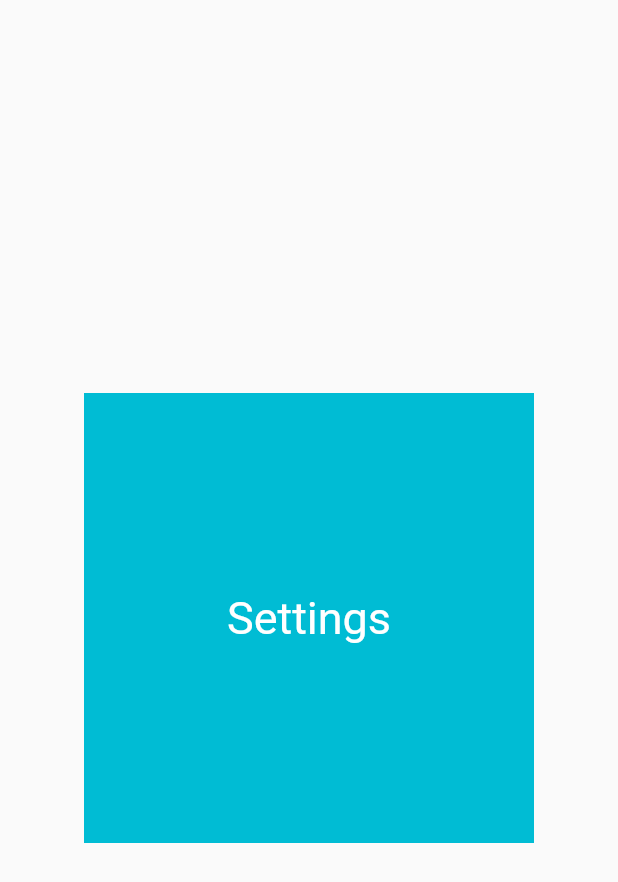
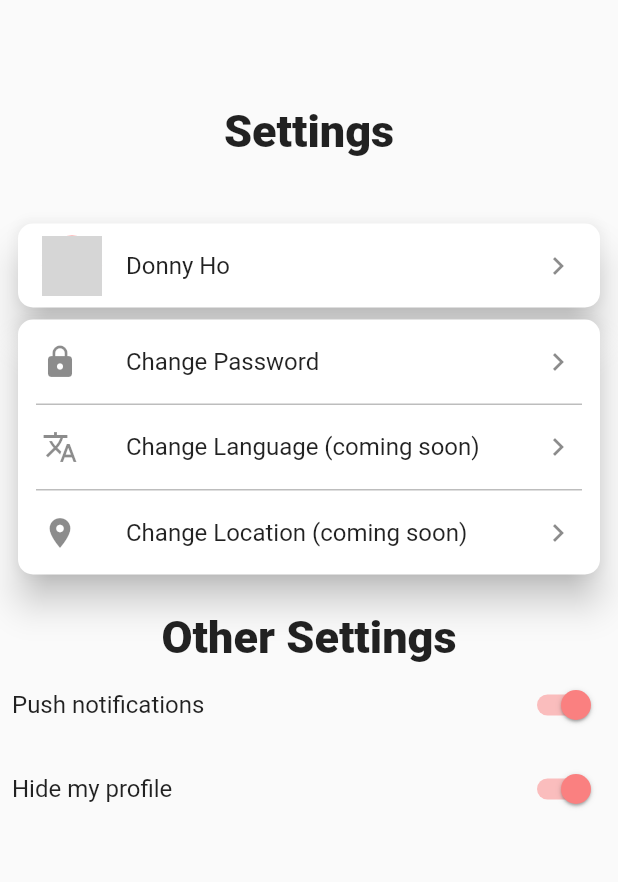
Before and after one commit to floyergilmour/dating_app, a Flutter app: the Setting screen opened directly, on a phone screen of 412 x 824 dp. Shown: the top 882 px of the screen. Run offline on Flutter 3.47's test engine with Material 2 defaults, Android fonts, the phone set to English and light mode, and no system bars; our stand-ins replace cloud_firestore, email_validator, firebase_auth; accounts and stored records are empty; grey boxes are pictures that could not be loaded.

Commit message:
added settings page

```diff
--- a/lib/User/userState.dart
+++ b/lib/User/userState.dart
@@ -8,8 +8,6 @@ class UserState with ChangeNotifier {
   UserStatus get status => _status;
 
   set setStatus(UserStatus s) {
-    if(s == UserStatus.UnAuthenticated){
-    }
     _status = s;
     notifyListeners();
   }
--- a/lib/components/bottomNavigationBarProvider.dart
+++ b/lib/components/bottomNavigationBarProvider.dart
@@ -2,7 +2,7 @@ import 'package:flutter/material.dart';
 import 'package:flutter/foundation.dart';
 
 class BottomNavigationBarProvider with ChangeNotifier {
-  int _currentIndex = 0;
+  int _currentIndex = 1;
 
   get currentIndex => _currentIndex;
 
--- a/lib/main.dart
+++ b/lib/main.dart
@@ -3,30 +3,28 @@ import 'package:school_app/User/userState.dart';
 import 'package:school_app/pages/loginScreen.dart';
 import 'package:provider/provider.dart';
 import 'package:school_app/pages/splash.dart';
-import 'package:school_app/start_page.dart';
+import 'package:school_app/pages/start_page.dart';
 import 'package:school_app/components/bottomNavigationBarProvider.dart';
 import 'package:school_app/User/auth.dart';
 import 'package:school_app/components/formState.dart';
 import 'User/user.dart';
+import 'package:school_app/themeColor/themeColor.dart';
 
 void main() {
   runApp(SchoolApp());
 }
 
 class SchoolApp extends StatelessWidget {
-  //final UserStatus userState = UserStatus.Unauthenticated;
-  //FirebaseUser firebaseUser;
 
   @override
   Widget build(BuildContext context) {
     return
       MaterialApp(
           title: 'Flutter Demop',
-          theme: ThemeData(primarySwatch: Colors.amber),
+          theme: ThemeData(primarySwatch: MaterialColor(0xFFFA8080, color)),
           home: MultiProvider(
             providers: [
-              ChangeNotifierProvider(
-                  create: (_) => BottomNavigationBarProvider()),
+              ChangeNotifierProvider(create: (_) => BottomNavigationBarProvider()),
               ChangeNotifierProvider(create: (_) => Auth()),
               ChangeNotifierProvider(create: (_) => UserState()),
               ChangeNotifierProvider(create: (_) => User()),
--- a/lib/pages/profile.dart
+++ b/lib/pages/profile.dart
@@ -3,16 +3,8 @@ import 'package:flutter/material.dart';
 import 'dart:math';
 import 'package:school_app/extensions/extensions.dart';
 import 'package:school_app/components/profileBox.dart';
+
 class Profile extends StatelessWidget {
-  Color _randomColor(int index) {
-    if (index % 3 == 0) {
-      return Colors.pink;
-    } else if (index % 3 == 1) {
-      return Colors.blueAccent;
-    }
-
-    return Colors.amber;
-  }
 
   @override
   Widget build(BuildContext context) {
--- a/lib/pages/setting.dart
+++ b/lib/pages/setting.dart
@@ -3,21 +3,98 @@ import 'package:school_app/User/userState.dart';
 import 'package:provider/provider.dart';
 
 class Setting extends StatelessWidget {
+  bool _isSelectedPushNotification = true;
+  bool _isSelectedHideMyProfile = true;
+
   @override
   Widget build(BuildContext context) {
-    UserState user = Provider.of<UserState>(context, listen: true);
     return Scaffold(
-      body: Center(
-          child: Container(
-            alignment: Alignment.center,
-            height: 300,
-            width: 300,
-            child: Text(
-              "Settings",
-              style: TextStyle(color: Colors.white, fontSize: 30),
+      body: SingleChildScrollView(
+        padding: EdgeInsets.fromLTRB(8, 70, 8, 10),
+        child: Column(
+          children: <Widget>[
+            Text("Settings", style: TextStyle(fontSize: 30, fontWeight: FontWeight.w900),),
+            SizedBox(height: 40,),
+            Card(
+              shape: RoundedRectangleBorder(
+                borderRadius: BorderRadius.circular(10),
+              ),
+              elevation: 10,
+              child: ListTile(
+                onTap: () {
+                  //Navigator.of(context).push(_createRoute());
+
+                  },
+                leading: CircleAvatar(
+                  backgroundImage: AssetImage(
+                      "/Users/donnyh/code/school_app/assets/images/mockProfileImage.jpeg"),
+                ),
+                title: Text("Donny Ho"),
+                trailing: Icon(Icons.keyboard_arrow_right),
+              ),
             ),
-            color: Colors.cyan,
-          )),
+            Card(
+              shape: RoundedRectangleBorder(
+                  borderRadius: BorderRadius.circular(10)),
+              elevation: 10,
+              child: Column(
+                children: <Widget>[
+                  Column(
+                    children: [
+                      ListTile(
+                        onTap: (){},
+                        leading: Icon(Icons.lock),
+                        title: Text("Change Password"),
+                        trailing: Icon(Icons.keyboard_arrow_right),
+                      ),
+                      _buildDivider(1),
+                      ListTile(
+                        leading: Icon(Icons.translate),
+                        title: Text("Change Language (coming soon)"),
+                        trailing: Icon(Icons.keyboard_arrow_right),
+                      ),
+                      _buildDivider(1),
+                      ListTile(
+                        leading: Icon(Icons.location_on),
+                        title: Text("Change Location (coming soon)"),
+                        trailing: Icon(Icons.keyboard_arrow_right),
+                      ),
+                    ],
+                  ),
+                ],
+              ),
+            ),
+            const SizedBox(height: 20,),
+            Text("Other Settings", style: TextStyle(fontSize: 30, fontWeight: FontWeight.w900),),
+            SwitchListTile(
+              activeColor: Color.fromRGBO(250, 128, 128, 1),
+              contentPadding: EdgeInsets.all(0),
+              value: _isSelectedPushNotification,
+              title: Text("Push notifications"),
+              onChanged: (value){},
+            ),
+            SwitchListTile(
+              activeColor: Color.fromRGBO(250, 128, 128, 1),
+              contentPadding: EdgeInsets.all(0),
+              value: _isSelectedHideMyProfile,
+              title: Text("Hide my profile"),
+              onChanged: (value){},
+            ),
+          ],
+        ),
+      ),
     );
   }
+
+  Container _buildDivider(double height) {
+    return Container(
+      margin: const EdgeInsets.symmetric(horizontal: 12),
+      width: double.infinity,
+      height: height,
+      color: Colors.grey.shade400,
+    );
+  }
+
+
+
 }
--- a/lib/start_page.dart
+++ b/lib/pages/start_page.dart
@@ -4,19 +4,15 @@ import 'package:school_app/components/bottomNavigationBarProvider.dart';
 import 'package:school_app/pages/profile.dart';
 import 'package:provider/provider.dart';
 import 'package:flutter/foundation.dart';
+import 'package:school_app/pages/setting.dart';
 
-import 'User/auth.dart';
+import '../User/auth.dart';
 
 class StartPage extends StatelessWidget with ChangeNotifier{
 
   var currentTab = [
-    Scaffold(
-      body: Center(child: Text("Curriculum",style: TextStyle(fontSize: 36, fontWeight: FontWeight.w900),)),
-    ),
-    Scaffold(body: Center(child: Text("Schedule",style: TextStyle(fontSize: 36, fontWeight: FontWeight.w900),)),),
-    Scaffold(body: Center(child: Text("Message",style: TextStyle(fontSize: 36, fontWeight: FontWeight.w900),)),),
+    Setting(),
     Profile(),
-    Scaffold(body: Center(child: Text("Logut",style: TextStyle(fontSize: 36, fontWeight: FontWeight.w900),)),),
   ];
 
   @override
@@ -37,17 +33,10 @@ class StartPage extends StatelessWidget with ChangeNotifier{
         currentIndex: NavbarProvider.currentIndex,
         type: BottomNavigationBarType.fixed,
         items: <BottomNavigationBarItem>[
+
           BottomNavigationBarItem(
-            icon: Icon(Icons.school),
-            title: Text("Curriculum"),
-          ),
-          BottomNavigationBarItem(
-            icon: Icon(Icons.calendar_today),
-            title: Text("Schedule"),
-          ),
-          BottomNavigationBarItem(
-            icon: Icon(Icons.message),
-            title: Text("Messages"),
+            icon: Icon(Icons.settings),
+            title: Text("Settings"),
           ),
           BottomNavigationBarItem(
             icon: Icon(Icons.person),
@@ -60,7 +49,7 @@ class StartPage extends StatelessWidget with ChangeNotifier{
         ],
         onTap: (index) {
 
-          if(index == 4){
+          if(index == 2){
             _auth.signOut();
             _userState.setStatus = UserStatus.UnAuthenticated;
             NavbarProvider.currentIndex = 0;
--- /dev/null
+++ b/lib/themeColor/themeColor.dart
@@ -0,0 +1,14 @@
+import 'package:flutter/material.dart';
+
+Map<int, Color> color = {
+  50: Color.fromRGBO(250, 128, 128, 1),
+  100:Color.fromRGBO(250, 128, 128, 1),
+  200:Color.fromRGBO(250, 128, 128, 1),
+  300:Color.fromRGBO(250, 128, 128, 1),
+  400:Color.fromRGBO(250, 128, 128, 1),
+  500:Color.fromRGBO(250, 128, 128, 1),
+  600:Color.fromRGBO(250, 128, 128, 1),
+  700:Color.fromRGBO(250, 128, 128, 1),
+  800:Color.fromRGBO(250, 128, 128, 1),
+  900:Color.fromRGBO(250, 128, 128, 1),
+};
```
